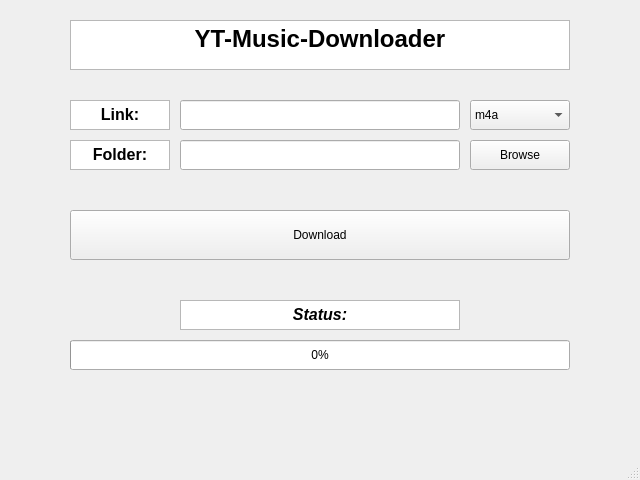
Old version of the form UI/downloader_ver2.ui in the repository thegooda/YT-Music-download.
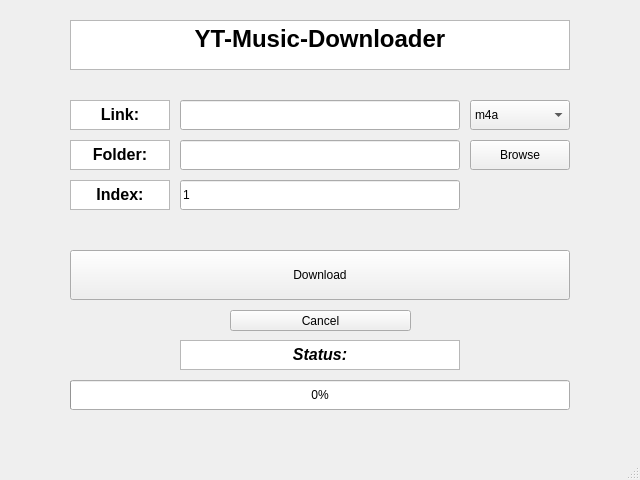
New version of the form.

Commit message: -Feat working index (bugging fixing needed)

Diff of the .ui file:
```diff
--- a/UI/downloader_ver2.ui
+++ b/UI/downloader_ver2.ui
@@ -77,7 +77,7 @@
     <property name="geometry">
      <rect>
       <x>70</x>
-      <y>210</y>
+      <y>250</y>
       <width>500</width>
       <height>50</height>
      </rect>
@@ -110,7 +110,7 @@
     <property name="geometry">
      <rect>
       <x>70</x>
-      <y>340</y>
+      <y>380</y>
       <width>500</width>
       <height>30</height>
      </rect>
@@ -123,20 +123,17 @@
     <property name="geometry">
      <rect>
       <x>180</x>
-      <y>300</y>
+      <y>340</y>
       <width>280</width>
       <height>30</height>
      </rect>
     </property>
     <property name="html">
      <string>&lt;!DOCTYPE HTML PUBLIC &quot;-//W3C//DTD HTML 4.0//EN&quot; &quot;http://www.w3.org/TR/REC-html40/strict.dtd&quot;&gt;
-&lt;html&gt;&lt;head&gt;&lt;meta name=&quot;qrichtext&quot; content=&quot;1&quot; /&gt;&lt;meta charset=&quot;utf-8&quot; /&gt;&lt;style type=&quot;text/css&quot;&gt;
+&lt;html&gt;&lt;head&gt;&lt;meta name=&quot;qrichtext&quot; content=&quot;1&quot; /&gt;&lt;style type=&quot;text/css&quot;&gt;
 p, li { white-space: pre-wrap; }
-hr { height: 1px; border-width: 0; }
-li.unchecked::marker { content: &quot;\2610&quot;; }
-li.checked::marker { content: &quot;\2612&quot;; }
-&lt;/style&gt;&lt;/head&gt;&lt;body style=&quot; font-family:'Segoe UI'; font-size:9pt; font-weight:400; font-style:normal;&quot;&gt;
-&lt;p align=&quot;center&quot; style=&quot; margin-top:0px; margin-bottom:0px; margin-left:0px; margin-right:0px; -qt-block-indent:0; text-indent:0px;&quot;&gt;&lt;span style=&quot; font-family:'MS Shell Dlg 2'; font-size:12pt; font-weight:600; font-style:italic;&quot;&gt;Status:&lt;/span&gt;&lt;/p&gt;&lt;/body&gt;&lt;/html&gt;</string>
+&lt;/style&gt;&lt;/head&gt;&lt;body style=&quot; font-family:'MS Shell Dlg 2'; font-size:8.25pt; font-weight:400; font-style:normal;&quot;&gt;
+&lt;p align=&quot;center&quot; style=&quot; margin-top:0px; margin-bottom:0px; margin-left:0px; margin-right:0px; -qt-block-indent:0; text-indent:0px;&quot;&gt;&lt;span style=&quot; font-size:12pt; font-weight:600; font-style:italic;&quot;&gt;Status:&lt;/span&gt;&lt;/p&gt;&lt;/body&gt;&lt;/html&gt;</string>
     </property>
    </widget>
    <widget class="QTextBrowser" name="Title_folder">
@@ -172,11 +169,54 @@
      <string>&lt;!DOCTYPE HTML PUBLIC &quot;-//W3C//DTD HTML 4.0//EN&quot; &quot;http://www.w3.org/TR/REC-html40/strict.dtd&quot;&gt;
 &lt;html&gt;&lt;head&gt;&lt;meta name=&quot;qrichtext&quot; content=&quot;1&quot; /&gt;&lt;meta charset=&quot;utf-8&quot; /&gt;&lt;style type=&quot;text/css&quot;&gt;
 p, li { white-space: pre-wrap; }
-hr { height: 1px; border-width: 0; }
-li.unchecked::marker { content: &quot;\2610&quot;; }
-li.checked::marker { content: &quot;\2612&quot;; }
-&lt;/style&gt;&lt;/head&gt;&lt;body style=&quot; font-family:'Segoe UI'; font-size:9pt; font-weight:400; font-style:normal;&quot;&gt;
-&lt;p align=&quot;center&quot; style=&quot; margin-top:0px; margin-bottom:0px; margin-left:0px; margin-right:0px; -qt-block-indent:0; text-indent:0px;&quot;&gt;&lt;span style=&quot; font-family:'MS Shell Dlg 2'; font-size:12pt; font-weight:600;&quot;&gt;Link:&lt;/span&gt;&lt;/p&gt;&lt;/body&gt;&lt;/html&gt;</string>
+&lt;/style&gt;&lt;/head&gt;&lt;body style=&quot; font-family:'MS Shell Dlg 2'; font-size:8.25pt; font-weight:400; font-style:normal;&quot;&gt;
+&lt;p align=&quot;center&quot; style=&quot; margin-top:0px; margin-bottom:0px; margin-left:0px; margin-right:0px; -qt-block-indent:0; text-indent:0px;&quot;&gt;&lt;span style=&quot; font-size:12pt; font-weight:600;&quot;&gt;Link:&lt;/span&gt;&lt;/p&gt;&lt;/body&gt;&lt;/html&gt;</string>
+    </property>
+   </widget>
+   <widget class="QPushButton" name="cancel_button">
+    <property name="geometry">
+     <rect>
+      <x>230</x>
+      <y>310</y>
+      <width>181</width>
+      <height>21</height>
+     </rect>
+    </property>
+    <property name="text">
+     <string>Cancel</string>
+    </property>
+   </widget>
+   <widget class="QTextBrowser" name="Title_index">
+    <property name="geometry">
+     <rect>
+      <x>70</x>
+      <y>180</y>
+      <width>100</width>
+      <height>30</height>
+     </rect>
+    </property>
+    <property name="html">
+     <string>&lt;!DOCTYPE HTML PUBLIC &quot;-//W3C//DTD HTML 4.0//EN&quot; &quot;http://www.w3.org/TR/REC-html40/strict.dtd&quot;&gt;
+&lt;html&gt;&lt;head&gt;&lt;meta name=&quot;qrichtext&quot; content=&quot;1&quot; /&gt;&lt;style type=&quot;text/css&quot;&gt;
+p, li { white-space: pre-wrap; }
+&lt;/style&gt;&lt;/head&gt;&lt;body style=&quot; font-family:'MS Shell Dlg 2'; font-size:8.25pt; font-weight:400; font-style:normal;&quot;&gt;
+&lt;p align=&quot;center&quot; style=&quot; margin-top:0px; margin-bottom:0px; margin-left:0px; margin-right:0px; -qt-block-indent:0; text-indent:0px;&quot;&gt;&lt;span style=&quot; font-size:12pt; font-weight:600;&quot;&gt;Index:&lt;/span&gt;&lt;/p&gt;&lt;/body&gt;&lt;/html&gt;</string>
+    </property>
+   </widget>
+   <widget class="QLineEdit" name="index_input">
+    <property name="geometry">
+     <rect>
+      <x>180</x>
+      <y>180</y>
+      <width>280</width>
+      <height>30</height>
+     </rect>
+    </property>
+    <property name="inputMask">
+     <string/>
+    </property>
+    <property name="text">
+     <string>1</string>
     </property>
    </widget>
   </widget>
```
Left out of the diff: 20 changed lines with no effect on the pictures. The commit also changes 5 other files.
